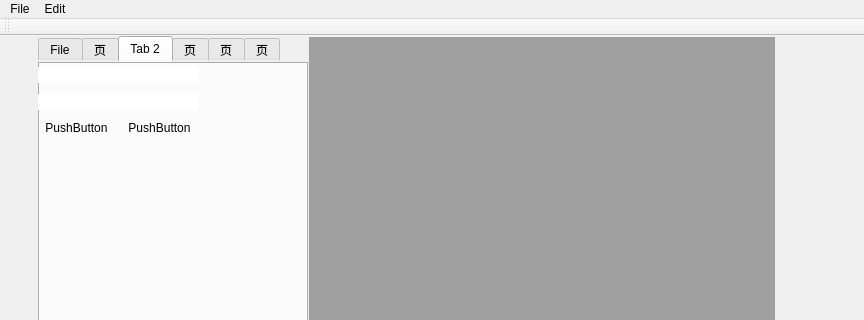
Before: the Qt Designer form promelowindow.ui in kebaren/promelo, drawn with Qt 5; both pictures show x 0 to 864 and y 0 to 320 of the 864 by 653 pixel window.
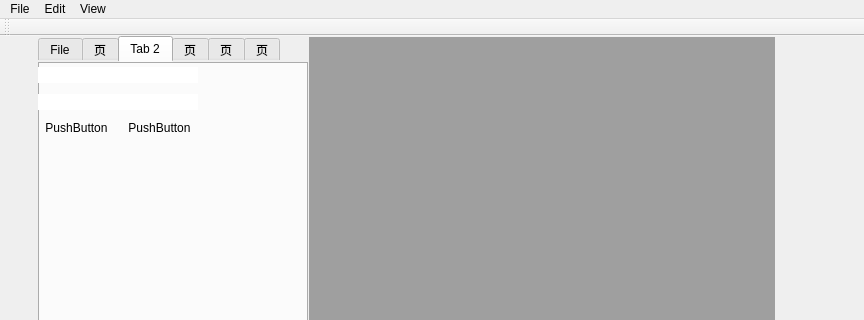
After: the same form once the commit is applied. Icons and pictures are not drawn.

What changed in the file:
```diff
--- a/promelowindow.ui
+++ b/promelowindow.ui
@@ -600,8 +600,15 @@
     <addaction name="separator"/>
     <addaction name="separator"/>
    </widget>
+   <widget class="QMenu" name="menuView">
+    <property name="title">
+     <string>View</string>
+    </property>
+    <addaction name="actionShowLineNumber"/>
+   </widget>
    <addaction name="menuFile"/>
    <addaction name="menuEdit"/>
+   <addaction name="menuView"/>
   </widget>
   <widget class="QStatusBar" name="statusbar"/>
   <widget class="QToolBar" name="toolBar">
```
Left out of the diff: 5 changed lines with no effect on the pictures.
